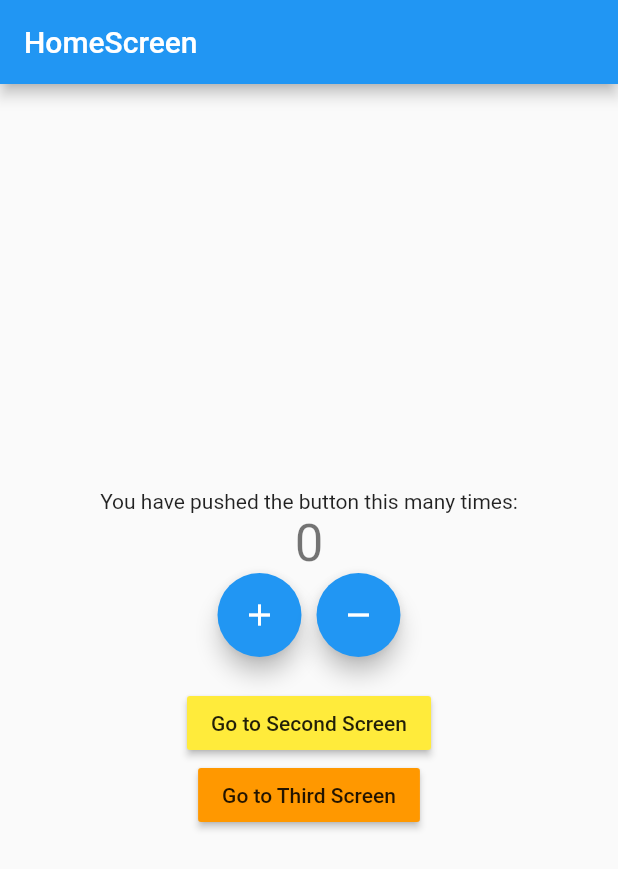
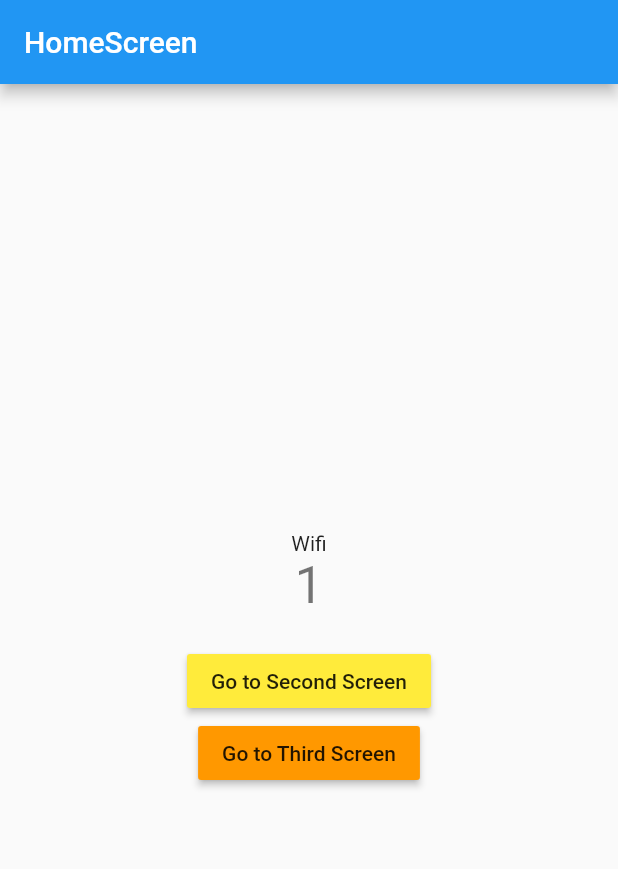
Before and after one commit to AbdulWahab1539/bloc_counter, a Flutter app: the screen it shows after launch, on a phone screen of 412 x 824 dp. Shown: the top 869 px of the screen. Run offline on Flutter 3.47's test engine with Material 2 defaults, Android fonts, the phone set to English and light mode, and no system bars; our stand-ins replace connectivity_plus, equatable, flutter_bloc.

Commit message:
implemented cubit/bloc communication

```diff
--- /dev/null
+++ b/lib/constants/enums.dart
@@ -0,0 +1,4 @@
+enum ConnectionType {
+  wifi,
+  mobileData,
+}
--- a/lib/logic/cubit/counter_cubit.dart
+++ b/lib/logic/cubit/counter_cubit.dart
@@ -1,15 +1,43 @@
-import 'package:bloc/bloc.dart';
+import 'dart:async';
+
+import 'package:bloc_counter/constants/enums.dart';
 import 'package:equatable/equatable.dart';
-import 'package:meta/meta.dart';
+
+import 'package:bloc_counter/logic/cubit/internet_cubit.dart';
+import 'package:flutter_bloc/flutter_bloc.dart';
 
 part 'counter_state.dart';
 
 class CounterCubit extends Cubit<CounterState> {
-  CounterCubit() : super(CounterState(counterValue: 0, isIncremented: false));
+  final InternetCubit internetCubit;
+  late StreamSubscription streamSubscription;
+
+  CounterCubit({required this.internetCubit})
+      : super(CounterState(counterValue: 0, isIncremented: false)) {
+    monitorInternetConnection();
+  }
+
+  StreamSubscription<InternetState> monitorInternetConnection() {
+    return streamSubscription = internetCubit.stream.listen((internetState) {
+      if (internetState is InternetConnected &&
+          internetState.connectionType == ConnectionType.wifi) {
+        increment();
+      } else if (internetState is InternetConnected &&
+          internetState.connectionType == ConnectionType.mobileData) {
+        decrement();
+      }
+    });
+  }
 
   void increment() => emit(
       CounterState(counterValue: state.counterValue + 1, isIncremented: true));
 
   void decrement() => emit(
       CounterState(counterValue: state.counterValue - 1, isIncremented: false));
+
+  @override
+  Future<void> close() {
+    streamSubscription.cancel();
+    return super.close();
+  }
 }
--- a/lib/logic/cubit/counter_state.dart
+++ b/lib/logic/cubit/counter_state.dart
@@ -2,9 +2,8 @@
 
 part of 'counter_cubit.dart';
 
+// abstract class CounterState {}
 // @immutable
-// abstract class CounterState {}
-
 class CounterState extends Equatable {
   int counterValue;
   bool isIncremented;
--- /dev/null
+++ b/lib/logic/cubit/internet_cubit.dart
@@ -0,0 +1,41 @@
+import 'dart:async';
+
+import 'package:bloc_counter/constants/enums.dart';
+import 'package:connectivity_plus/connectivity_plus.dart';
+import 'package:equatable/equatable.dart';
+import 'package:flutter_bloc/flutter_bloc.dart';
+
+part 'internet_state.dart';
+
+class InternetCubit extends Cubit<InternetState> {
+  final Connectivity connectivity;
+  late StreamSubscription connectivityStreamSubscription;
+
+  InternetCubit({required this.connectivity}) : super(InternetLoading()) {
+    monitorInternetCubit();
+  }
+
+  void emitInternectConnected(ConnectionType connectionType) =>
+      emit(InternetConnected(connectionType: connectionType));
+
+  void emitInternetDisconnected() => emit(InternetDisonnected());
+
+  @override
+  Future<void> close() {
+    connectivityStreamSubscription.cancel();
+    return super.close();
+  }
+
+  StreamSubscription<ConnectivityResult> monitorInternetCubit() {
+    return connectivityStreamSubscription =
+        connectivity.onConnectivityChanged.listen((event) {
+      if (event == ConnectivityResult.wifi) {
+        emitInternectConnected(ConnectionType.wifi);
+      } else if (event == ConnectivityResult.mobile) {
+        emitInternectConnected(ConnectionType.mobileData);
+      } else if (event == ConnectivityResult.none) {
+        emitInternetDisconnected();
+      }
+    });
+  }
+}
--- /dev/null
+++ b/lib/logic/cubit/internet_state.dart
@@ -0,0 +1,18 @@
+part of 'internet_cubit.dart';
+
+abstract class InternetState extends Equatable {
+  const InternetState();
+
+  @override
+  List<Object> get props => [];
+}
+
+class InternetLoading extends InternetState {}
+
+class InternetConnected extends InternetState {
+  final ConnectionType connectionType;
+
+  const InternetConnected({required this.connectionType});
+}
+
+class InternetDisonnected extends InternetState {}
--- a/lib/main.dart
+++ b/lib/main.dart
@@ -1,17 +1,25 @@
 import 'package:bloc_counter/logic/cubit/counter_cubit.dart';
 import 'package:bloc_counter/presentation/router/app_router.dart';
+import 'package:connectivity_plus/connectivity_plus.dart';
 import 'package:flutter/material.dart';
 import 'package:flutter_bloc/flutter_bloc.dart';
 
+import 'logic/cubit/internet_cubit.dart';
+
 void main() {
-  runApp(MyApp());
+  runApp(MyApp(
+    appRoute: AppRouter(),
+    connectivity: Connectivity(),
+  ));
 }
 
 class MyApp extends StatelessWidget {
-  MyApp({super.key});
+  final AppRouter appRoute;
+  final Connectivity connectivity;
+
+  const MyApp({required this.appRoute, required this.connectivity, super.key});
 
   // final CounterCubit _counterCubit = CounterCubit();
-  final AppRouter _appRouter = AppRouter();
 
   @override
   Widget build(BuildContext context) {
@@ -19,14 +27,22 @@ class MyApp extends StatelessWidget {
         // BlocProvider<CounterCubit>(
         //   create: (context) => CounterCubit(),
         //   child:
+        MultiBlocProvider(
+      providers: [
         BlocProvider(
-      create: (context) => CounterCubit(),
+          create: (context) => InternetCubit(connectivity: connectivity),
+        ),
+        BlocProvider(
+          create: (context) =>
+              CounterCubit(internetCubit: context.read<InternetCubit>()),
+        ),
+      ],
       child: MaterialApp(
         title: 'Flutter Demo',
         theme: ThemeData(
           primarySwatch: Colors.blue,
         ),
-        onGenerateRoute: _appRouter.onGenerateRoute,
+        onGenerateRoute: appRoute.onGenerateRoute,
         // home: BlocProvider(
         //   create: (context) => CounterCubit(),
         //   child: const HomeScreen(title: 'Page 1', color: Colors.pink),
--- a/lib/presentation/router/app_route.dart
+++ b/lib/presentation/router/app_route.dart
@@ -8,7 +8,8 @@ import 'package:flutter/material.dart';
 import 'package:flutter_bloc/flutter_bloc.dart';
 
 class AppRoute {
-  final CounterCubit _counterCubit = CounterCubit();
+  late CounterCubit _counterCubit;
+  // = CounterCubit();
 
   Route? onGenerateRoute(RouteSettings routeSettings) {
     switch (routeSettings.name) {
--- a/lib/presentation/screen/home_screen.dart
+++ b/lib/presentation/screen/home_screen.dart
@@ -1,3 +1,5 @@
+import 'package:bloc_counter/constants/enums.dart';
+import 'package:bloc_counter/logic/cubit/internet_cubit.dart';
 import 'package:flutter/material.dart';
 import 'package:flutter_bloc/flutter_bloc.dart';
 
@@ -30,9 +32,19 @@ class _HomeScreenState extends State<HomeScreen> {
           mainAxisAlignment: MainAxisAlignment.center,
           crossAxisAlignment: CrossAxisAlignment.center,
           children: <Widget>[
-            const Text(
-              'You have pushed the button this many times:',
-            ),
+            BlocBuilder<InternetCubit, InternetState>(
+                builder: (context, state) {
+              if (state is InternetConnected &&
+                  state.connectionType == ConnectionType.wifi) {
+                return const Text('Wifi');
+              } else if (state is InternetConnected &&
+                  state.connectionType == ConnectionType.mobileData) {
+                return const Text('Mobile Data');
+              } else if (state is InternetDisonnected) {
+                return const Text('Disconnected');
+              }
+              return const CircularProgressIndicator();
+            }),
             BlocConsumer<CounterCubit, CounterState>(
               listener: (context, state) {
                 if (state.isIncremented) {
@@ -44,6 +56,7 @@ class _HomeScreenState extends State<HomeScreen> {
                 }
               },
               builder: (context, state) {
+                print(state.counterValue);
                 return Text(
                   // '$_counter',
                   '${state.counterValue}',
@@ -51,29 +64,29 @@ class _HomeScreenState extends State<HomeScreen> {
                 );
               },
             ),
-            Row(
-              mainAxisAlignment: MainAxisAlignment.center,
-              children: [
-                FloatingActionButton(
-                  onPressed: () {
-                    BlocProvider.of<CounterCubit>(context).increment();
-                    // context.bloc<CounterCubit>().increment();
-                  },
-                  tooltip: 'Increment',
-                  child: const Icon(Icons.add),
-                ),
-                const SizedBox(
-                  width: 10,
-                ),
-                FloatingActionButton(
-                  onPressed: () {
-                    BlocProvider.of<CounterCubit>(context).decrement();
-                  },
-                  tooltip: 'Decrement',
-                  child: const Icon(Icons.remove),
-                ),
-              ],
-            ),
+            // Row(
+            //   mainAxisAlignment: MainAxisAlignment.center,
+            //   children: [
+            //     FloatingActionButton(
+            //       onPressed: () {
+            //         BlocProvider.of<CounterCubit>(context).increment();
+            //         // context.bloc<CounterCubit>().increment();
+            //       },
+            //       tooltip: 'Increment',
+            //       child: const Icon(Icons.add),
+            //     ),
+            //     const SizedBox(
+            //       width: 10,
+            //     ),
+            //     FloatingActionButton(
+            //       onPressed: () {
+            //         BlocProvider.of<CounterCubit>(context).decrement();
+            //       },
+            //       tooltip: 'Decrement',
+            //       child: const Icon(Icons.remove),
+            //     ),
+            //   ],
+            // ),
             const SizedBox(
               height: 20,
             ),
--- a/pubspec.yaml
+++ b/pubspec.yaml
@@ -40,6 +40,7 @@ dependencies:
   # test: ^0.4.12
   bloc_test: ^9.1.1
   equatable: ^2.0.5
+  connectivity_plus: ^3.0.3
 
 dev_dependencies:
   flutter_test:
```
Also changed, not shown: pubspec.lock, 3 other files.
